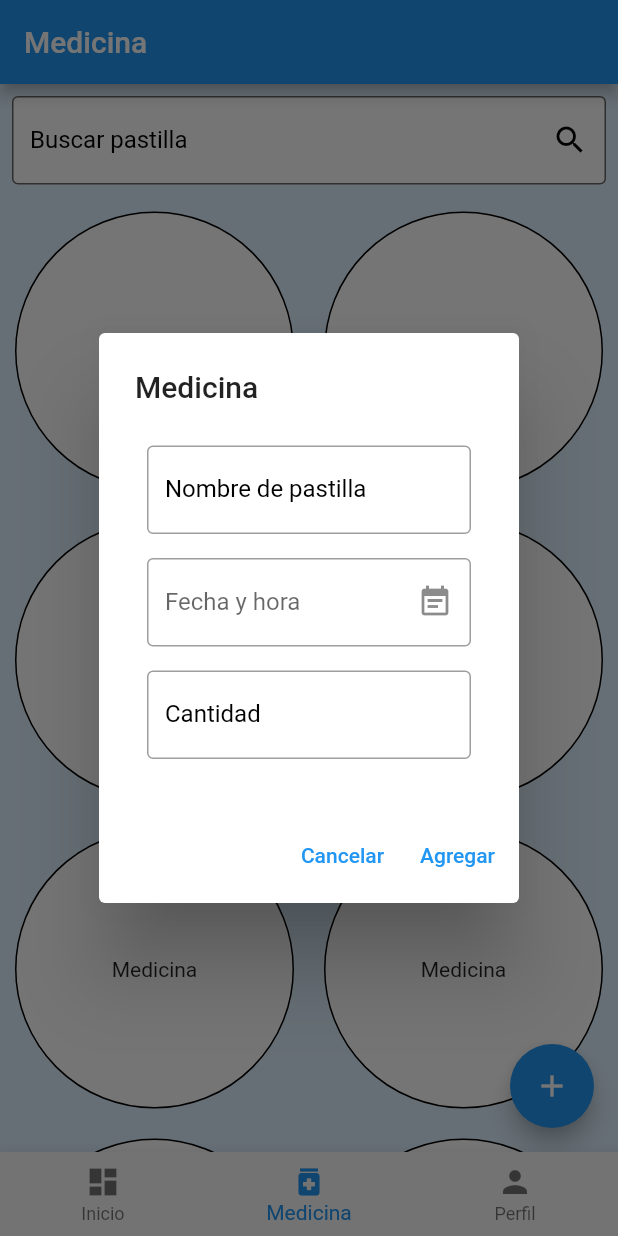
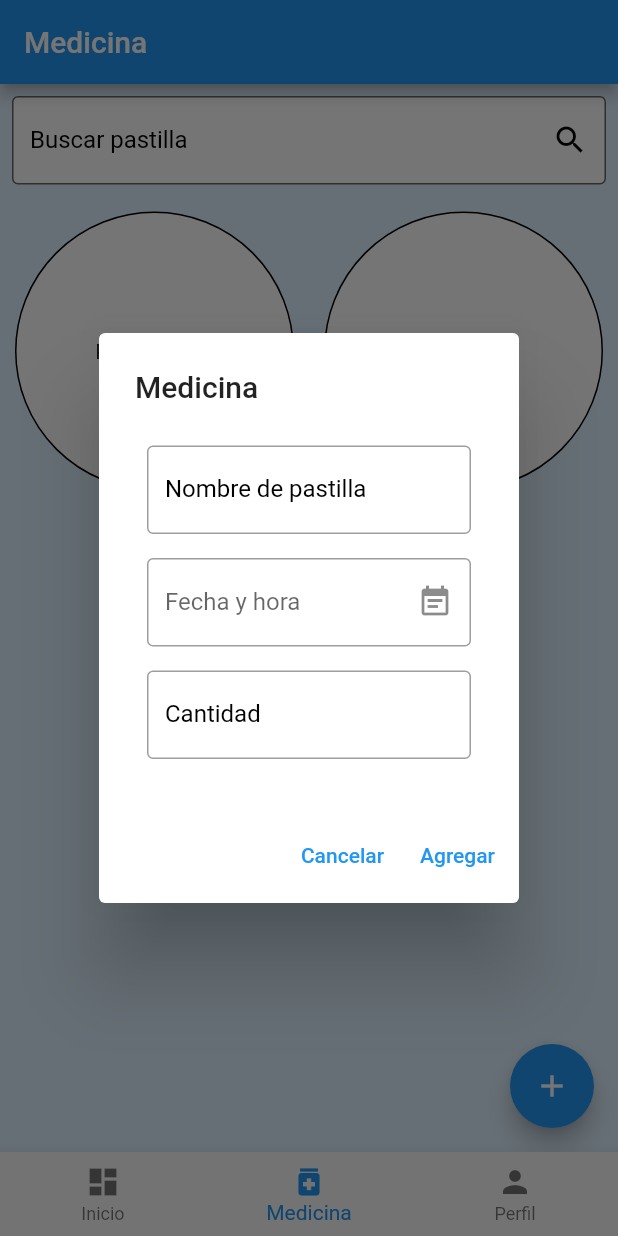
Before and after one commit to osnato/proyecto-moviles, a Flutter app: the Dashboard screen opened directly, item 2 of the bottom bar chosen, after a tap on the "add" icon, on a phone screen of 412 x 824 dp. Run offline on Flutter 3.47's test engine with Material 2 defaults, Android fonts, the phone set to English and light mode, and no system bars; drawn by our look-alikes of date_field; our stand-ins replace analog_clock, flutter_login; network calls fail.

Commit message:
providers

```diff
--- a/lib/pages/dashboard/medicina.dart
+++ b/lib/pages/dashboard/medicina.dart
@@ -1,7 +1,8 @@
 import 'package:flutter/material.dart';
 
 class Medicina extends StatelessWidget {
-  const Medicina({super.key});
+  const Medicina({super.key, required this.item});
+  final Map item;
 
   @override
   Widget build(BuildContext context) {
@@ -33,13 +34,13 @@ class Medicina extends StatelessWidget {
           child: Column(
             mainAxisAlignment: MainAxisAlignment.spaceEvenly,
             children: [
-              const Text("Paracetamol",style: TextStyle(fontSize: 23,color: Colors.white, fontWeight: FontWeight.bold),),
-              const Text("12:30 PM",style: TextStyle(fontSize: 20,color: Colors.white, fontWeight: FontWeight.bold),),
+              Text("${item["nombre"]}",style: TextStyle(fontSize: 23,color: Colors.white, fontWeight: FontWeight.bold),),
+              Text("${item["hora"]}",style: TextStyle(fontSize: 20,color: Colors.white, fontWeight: FontWeight.bold),),
               Row(
                 mainAxisAlignment: MainAxisAlignment.center,
-                children: const[
-                  Text("2 ",style: TextStyle(fontSize: 25,color: Colors.white, fontWeight: FontWeight.bold),),
-                  Text("Unidades",style: TextStyle(fontSize: 15,color: Colors.white, fontWeight: FontWeight.bold),)
+                children:[
+                  Text("${item["unidades"]} ",style: TextStyle(fontSize: 25,color: Colors.white, fontWeight: FontWeight.bold),),
+                  const Text("Unidades",style: TextStyle(fontSize: 15,color: Colors.white, fontWeight: FontWeight.bold),)
                 ],
               )
             ],
--- a/lib/pages/dashboard/recuento.dart
+++ b/lib/pages/dashboard/recuento.dart
@@ -1,7 +1,9 @@
 import 'package:flutter/material.dart';
 import 'package:analog_clock/analog_clock.dart';
+import 'package:provider/provider.dart';
 import 'package:proyecto/pages/dashboard/medicina.dart';
 import 'package:proyecto/pages/dashboard/proxima_toma.dart';
+import 'package:proyecto/pages/medicina/provider_medicina.dart';
 
 class Recuento extends StatelessWidget {
   const Recuento({super.key});
@@ -29,12 +31,12 @@ class Recuento extends StatelessWidget {
               ),
               Expanded(
                 child: ListView.builder(
-                  itemCount: 10,
+                  itemCount: context.watch<ProviderMedicina>().getTodayMedicine(new DateTime.now().weekday).length, //Change to day 1-7
                   scrollDirection: Axis.horizontal,
                   itemBuilder: (BuildContext context, int index) {
                     return Padding(
                       padding: const EdgeInsets.all(20.0),
-                      child: Medicina(),
+                      child: Medicina(item:context.watch<ProviderMedicina>().getTodayMedicine(new DateTime.now().weekday)[index]),
                     );
                   },
                 ),
--- a/lib/pages/medicina/add_medicina.dart
+++ b/lib/pages/medicina/add_medicina.dart
@@ -6,6 +6,10 @@ class AddMedicina extends StatelessWidget {
 
   @override
   Widget build(BuildContext context) {
+    var nombreController = TextEditingController();
+    var horarioController = TextEditingController();
+    var unidadesController = TextEditingController();
+
     return Column(
       mainAxisSize: MainAxisSize.min,
       crossAxisAlignment: CrossAxisAlignment.start,
@@ -14,14 +18,14 @@ class AddMedicina extends StatelessWidget {
           padding: const EdgeInsets.all(8.0),
           child: TextField(
                 onSubmitted: ((value) {}),
-                decoration: InputDecoration(
-
+                controller: nombreController,
+                decoration: const InputDecoration(
                     labelText: 'Nombre de pastilla',
-                    labelStyle: const TextStyle(color: Colors.black),
-                    focusedBorder: const OutlineInputBorder(
+                    labelStyle: TextStyle(color: Colors.black),
+                    focusedBorder: OutlineInputBorder(
                         borderSide:
                             BorderSide(color: Color.fromARGB(255, 0, 0, 0))),
-                    border: const OutlineInputBorder(),
+                    border: OutlineInputBorder(),
                     ),
               ),
         ),
@@ -40,7 +44,7 @@ class AddMedicina extends StatelessWidget {
             validator: (e) =>
                 (e?.day ?? 0) == 1 ? 'Please not the first day' : null,
             onDateSelected: (DateTime value) {
-              print(value);
+              horarioController.text=value.toString();
             },
           ),
         ),
@@ -49,13 +53,14 @@ class AddMedicina extends StatelessWidget {
           child: TextField(
                 onSubmitted: ((value) {}),
                 keyboardType: TextInputType.number,
-                decoration: InputDecoration(
+                controller: unidadesController,
+                decoration: const InputDecoration(
                     labelText: 'Cantidad',
-                    labelStyle: const TextStyle(color: Colors.black),
-                    focusedBorder: const OutlineInputBorder(
+                    labelStyle: TextStyle(color: Colors.black),
+                    focusedBorder: OutlineInputBorder(
                         borderSide:
                             BorderSide(color: Color.fromARGB(255, 0, 0, 0))),
-                    border: const OutlineInputBorder(),
+                    border: OutlineInputBorder(),
                     ),
               ),
         ),
--- a/lib/pages/medicina/grid_medicina.dart
+++ b/lib/pages/medicina/grid_medicina.dart
@@ -1,14 +1,19 @@
+import 'package:date_field/date_field.dart';
 import 'package:flutter/material.dart';
-import 'package:proyecto/pages/dashboard/medicina.dart';
-import 'package:proyecto/pages/medicina/add_medicina.dart';
+import 'package:provider/provider.dart';
 import 'package:proyecto/pages/medicina/item_medicina.dart';
+import 'package:proyecto/pages/medicina/provider_medicina.dart';
 
 class GridMedicina extends StatelessWidget {
   const GridMedicina({super.key});
 
   @override
   Widget build(BuildContext context) {
+    var nombreController = TextEditingController();
+    var horarioController = TextEditingController();
+    var unidadesController = TextEditingController();
     var txtbook = TextEditingController();
+
     return Scaffold(
       appBar: AppBar(
         title: Text("Medicina"),
@@ -18,13 +23,79 @@ class GridMedicina extends StatelessWidget {
             showDialog(
                 context: context,
                 builder: (builder) => AlertDialog(
-                      title: Text("Medicina"),
-                      content: AddMedicina(),
+                      title: const Text("Medicina"),
+                      content: Column(
+                        mainAxisSize: MainAxisSize.min,
+                        crossAxisAlignment: CrossAxisAlignment.start,
+                        children: [
+                          Padding(
+                            padding: const EdgeInsets.all(8.0),
+                            child: TextField(
+                              onSubmitted: ((value) {}),
+                              controller: nombreController,
+                              decoration: const InputDecoration(
+                                labelText: 'Nombre de pastilla',
+                                labelStyle: TextStyle(color: Colors.black),
+                                focusedBorder: OutlineInputBorder(
+                                    borderSide: BorderSide(
+                                        color: Color.fromARGB(255, 0, 0, 0))),
+                                border: OutlineInputBorder(),
+                              ),
+                            ),
+                          ),
+                          Padding(
+                            padding: const EdgeInsets.all(8.0),
+                            child: DateTimeFormField(
+                              decoration: const InputDecoration(
+                                hintStyle: TextStyle(color: Colors.black45),
+                                errorStyle: TextStyle(color: Colors.redAccent),
+                                border: OutlineInputBorder(),
+                                suffixIcon: Icon(Icons.event_note),
+                                labelText: 'Fecha y hora',
+                              ),
+                              mode: DateTimeFieldPickerMode.dateAndTime,
+                              autovalidateMode: AutovalidateMode.always,
+                              validator: (e) => (e?.day ?? 0) == 1
+                                  ? 'Please not the first day'
+                                  : null,
+                              onDateSelected: (DateTime value) {
+                                horarioController.text = value.toString();
+                              },
+                            ),
+                          ),
+                          Padding(
+                            padding: const EdgeInsets.all(8.0),
+                            child: TextField(
+                              onSubmitted: ((value) {}),
+                              keyboardType: TextInputType.number,
+                              controller: unidadesController,
+                              decoration: const InputDecoration(
+                                labelText: 'Cantidad',
+                                labelStyle: TextStyle(color: Colors.black),
+                                focusedBorder: OutlineInputBorder(
+                                    borderSide: BorderSide(
+                                        color: Color.fromARGB(255, 0, 0, 0))),
+                                border: OutlineInputBorder(),
+                              ),
+                            ),
+                          ),
+                        ],
+                      ),
                       actions: [
                         TextButton(
-                            onPressed: () {},
-                            child: Text("Cancelar")),
-                        TextButton(onPressed: () {}, child: Text("Agregar")),
+                            onPressed: () {
+                              Navigator.of(context).pop();
+                            },
+                            child: const Text("Cancelar")),
+                        TextButton(
+                            onPressed: () {
+                              context.read<ProviderMedicina>().agregarMedicina(
+                                  nombreController.text,
+                                  horarioController.text,
+                                  unidadesController.text);
+                              Navigator.of(context).pop();
+                            },
+                            child: const Text("Agregar")),
                       ],
                     ));
           },
@@ -59,11 +130,12 @@ class GridMedicina extends StatelessWidget {
               gridDelegate: const SliverGridDelegateWithFixedCrossAxisCount(
                 crossAxisCount: 2,
               ),
-              itemCount: 8,
+              itemCount: context.watch<ProviderMedicina>().getMedicina.length,
               itemBuilder: (BuildContext context, int index) {
                 return Padding(
                   padding: const EdgeInsets.all(10.0),
-                  child: ItemMedicina(),
+                  child: ItemMedicina(
+                      medicina:context.watch<ProviderMedicina>().getMedicina[index]),
                 );
               },
             ),
--- a/lib/pages/medicina/item_medicina.dart
+++ b/lib/pages/medicina/item_medicina.dart
@@ -1,10 +1,12 @@
 import 'package:flutter/material.dart';
 
 class ItemMedicina extends StatelessWidget {
-  const ItemMedicina({super.key});
+  const ItemMedicina({super.key, required this.medicina});
+  final Map medicina;
 
   @override
   Widget build(BuildContext context) {
+    print(medicina);
     return GestureDetector(
       child: Container(
         width: 50,
@@ -17,7 +19,7 @@ class ItemMedicina extends StatelessWidget {
         child: Column(
           mainAxisAlignment: MainAxisAlignment.center,
           children: [
-            Text("Medicina")
+            Text("${medicina["nombre"]}")
           ],
         ),
       ),
@@ -25,13 +27,13 @@ class ItemMedicina extends StatelessWidget {
         showDialog(
                         context: context,
                         builder: (builder) => AlertDialog(
-                              title: Text("Medicina"),
+                              title: Text("${medicina["nombre"]}"),
                               content: Column(
                                 mainAxisSize: MainAxisSize.min,
                                 crossAxisAlignment: CrossAxisAlignment.start,
                                 children: [
-                                  Text("Horario: 5:00 PM"),
-                                  Text("Unidades: 3"),
+                                  Text("Horario: ${medicina["horario"]}"),
+                                  Text("Unidades: ${medicina["unidades"]}"),
                                 ],
                               ),
                               actions: [
--- /dev/null
+++ b/lib/pages/medicina/provider_medicina.dart
@@ -0,0 +1,33 @@
+import 'dart:convert';
+import 'dart:io';
+
+import 'package:flutter/material.dart';
+import 'package:flutter/services.dart';
+
+
+
+class ProviderMedicina with ChangeNotifier {
+  final List<dynamic> _medicinaList = [{"nombre":"Paracetamol","horario":"2022-11-05 11_57:00.00","unidades":2},{"nombre":"Ibuprofeno","horario":"2022-11-08 11_57:00.00","unidades":5}];
+
+  List<dynamic> get getMedicina => _medicinaList;
+
+  void agregarMedicina(nombre,horario,unidades){
+    _medicinaList.add({"nombre":nombre,"horario":horario,"unidades":unidades});
+    notifyListeners();
+  }
+
+  List getTodayMedicine(dayOfWeek){
+    List<dynamic>todayMedicine=[];
+    _medicinaList.forEach((element)=>{
+      print(element["horario"]),
+      if(DateTime.parse(element["horario"].split(' ')[0]).weekday==dayOfWeek){
+        element["hora"]=element["horario"].split(' ')[1],
+        print(element["horario"].split(' ')[1]),
+
+        todayMedicine.add(element)
+      }
+    });
+    return todayMedicine;
+  }
+
+}
```
Also changed, not shown: lib/main.dart (+10 -2 lines), lib/pages/profile/profile.dart (+4 -9 lines), pubspec.yaml (+7 -4 lines), pubspec.lock, 1 other file.
